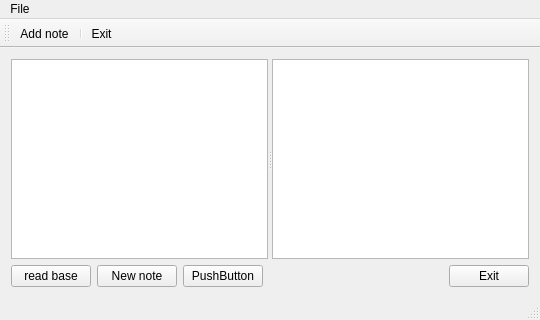
First picture: the form in notes2.ui, repository fatinbrain/notes2, before the edit.
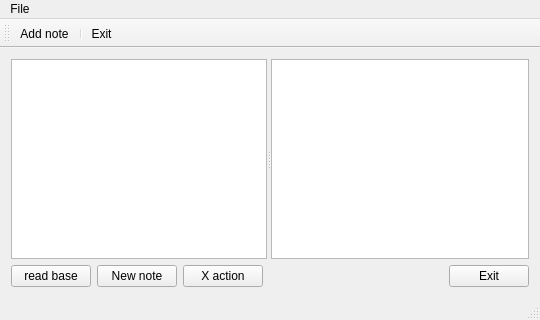
Second picture: the form after the edit. Icons and pictures are not drawn.

```diff
--- a/notes2.ui
+++ b/notes2.ui
@@ -30,7 +30,17 @@
           </sizepolicy>
          </property>
         </widget>
-        <widget class="QTextEdit" name="teNoteText"/>
+        <widget class="QTextEdit" name="teNoteText">
+         <property name="sizePolicy">
+          <sizepolicy hsizetype="Expanding" vsizetype="Expanding">
+           <horstretch>1</horstretch>
+           <verstretch>0</verstretch>
+          </sizepolicy>
+         </property>
+         <property name="tabStopWidth">
+          <number>40</number>
+         </property>
+        </widget>
        </widget>
       </item>
       <item>
@@ -56,7 +66,7 @@
         <item>
          <widget class="QPushButton" name="pushButton_2">
           <property name="text">
-           <string>PushButton</string>
+           <string>X action</string>
           </property>
          </widget>
         </item>
```
Left out of the diff: 2 changed lines with no effect on the pictures.
